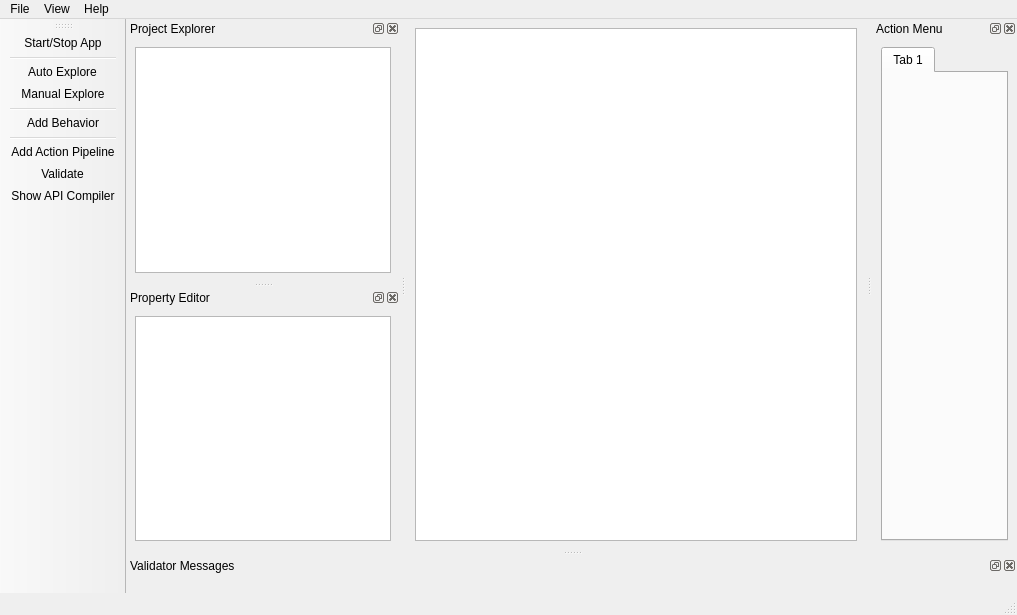
This is src/gui/ui/facileview.ui in facade-technologies-inc/facile as Qt 5 draws it before an edit. The edited form follows.
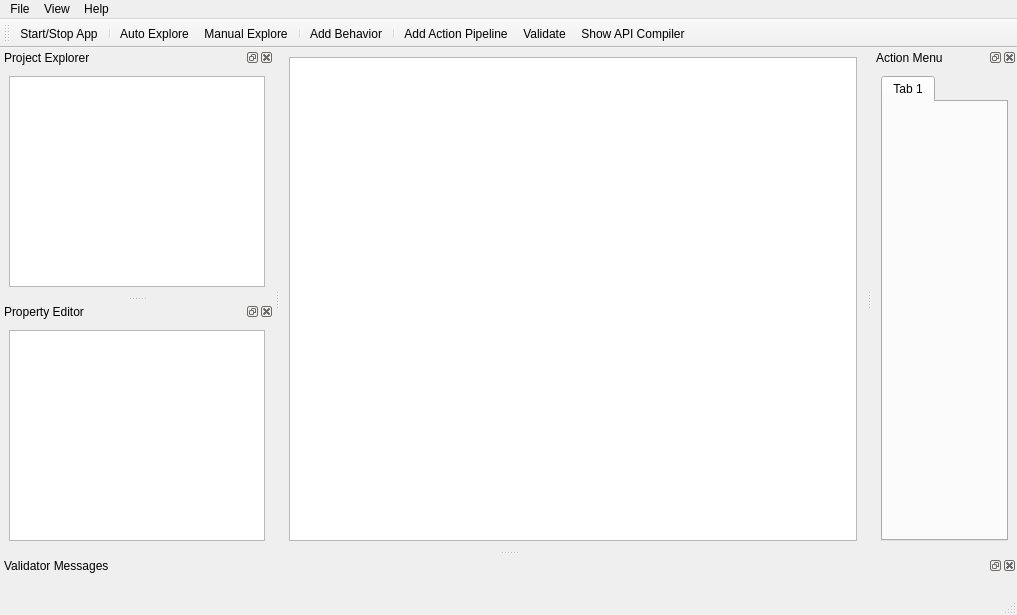
This is the edited form. Icons and pictures are not drawn.

Diff of the .ui file:
```diff
--- a/src/gui/ui/facileview.ui
+++ b/src/gui/ui/facileview.ui
@@ -157,7 +157,7 @@
   </widget>
   <widget class="QToolBar" name="toolBar">
    <property name="sizePolicy">
-    <sizepolicy hsizetype="Fixed" vsizetype="Preferred">
+    <sizepolicy hsizetype="Preferred" vsizetype="Fixed">
      <horstretch>0</horstretch>
      <verstretch>0</verstretch>
     </sizepolicy>
@@ -172,7 +172,7 @@
     </size>
    </property>
    <attribute name="toolBarArea">
-    <enum>LeftToolBarArea</enum>
+    <enum>TopToolBarArea</enum>
    </attribute>
    <attribute name="toolBarBreak">
     <bool>false</bool>
```
Left out of the diff: 67 changed lines with no effect on the pictures.
